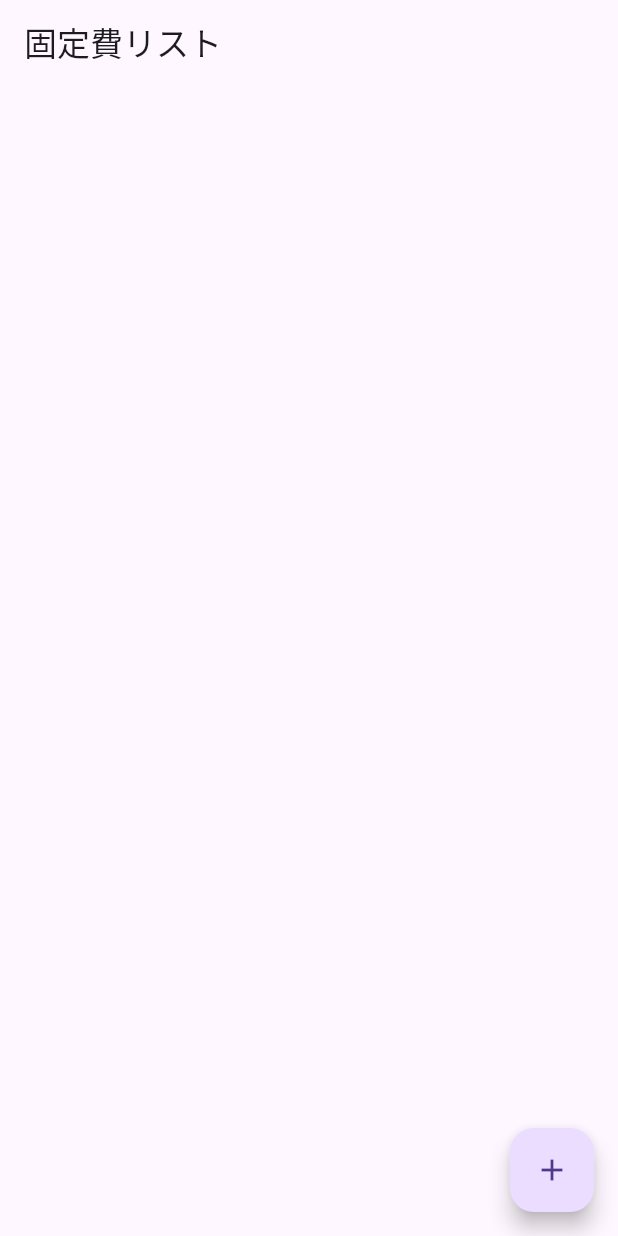
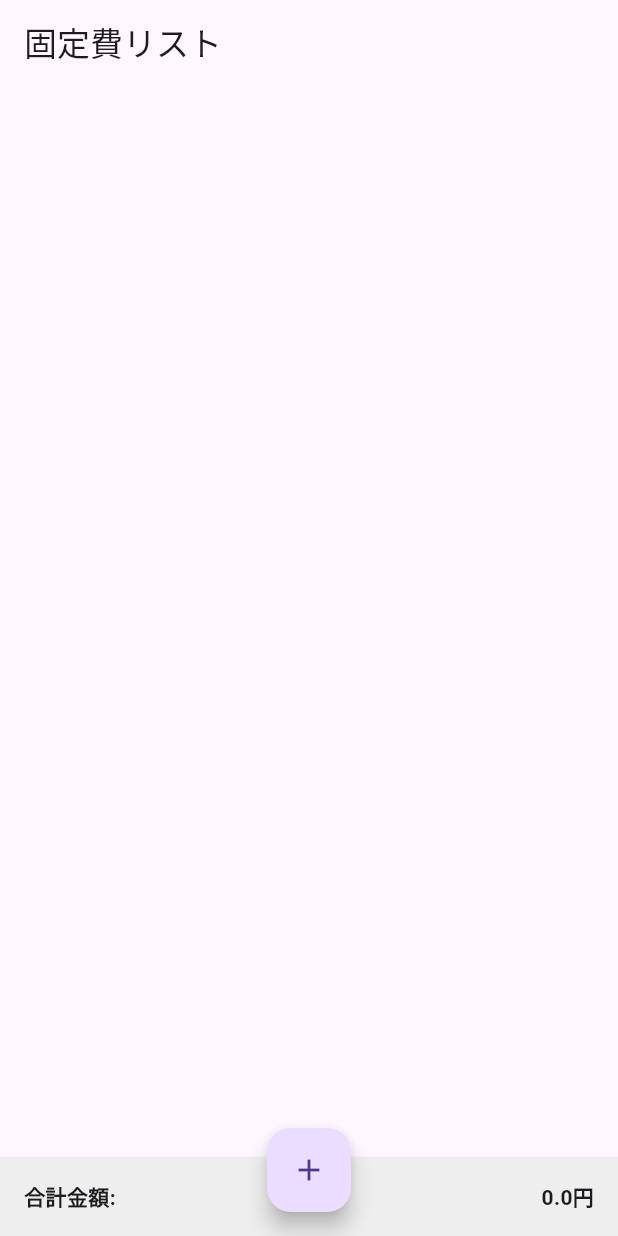
Before and after one commit to JunNakarai/FixedCost, a Flutter app: the screen it shows after launch, on a phone screen of 412 x 824 dp. Run offline on Flutter 3.47's test engine with Material 3 defaults, Android fonts, the phone set to English and light mode, and no system bars.

Commit message:
feat: ✨ #1 固定費の合計金額を追加。アイテム追加ボタンを中央に変更。

```diff
--- a/lib/main.dart
+++ b/lib/main.dart
@@ -155,6 +155,14 @@
       notifyListeners();
     }
   }
+
+  double getTotalFixedCost() {
+    double total = 0.0;
+    for (var cost in _fixedCosts) {
+      total += cost.amount;
+    }
+    return total;
+  }
 }
 
 class FixedCostListScreen extends StatelessWidget {
@@ -165,7 +173,11 @@
         title: const Text('固定費リスト'),
       ),
       body: Consumer<FixedCostProvider>(builder: (context, provider, child) {
-        return ListView.builder(
+        return Column(
+          crossAxisAlignment: CrossAxisAlignment.stretch,
+          children: [
+            Expanded(
+              child: ListView.builder(
                 itemCount: provider.fixCosts.length,
                 itemBuilder: (context, index) {
                   final fixedCost = provider.fixCosts[index];
@@ -195,6 +207,26 @@
                     ),
                   );
                 },
+              ),
+            ),
+            Container(
+              padding: const EdgeInsets.all(16.0),
+              color: Colors.grey[200],
+              child: Row(
+                mainAxisAlignment: MainAxisAlignment.spaceBetween,
+                children: [
+                  const Text(
+                    '合計金額:',
+                    style: TextStyle(fontWeight: FontWeight.bold),
+                  ),
+                  Text(
+                    '${provider.getTotalFixedCost()}円',
+                    style: const TextStyle(fontWeight: FontWeight.bold),
+                  ),
+                ],
+              ),
+            ),
+          ],
         );
       }),
       floatingActionButton: FloatingActionButton(
@@ -205,6 +237,8 @@
         },
         child: const Icon(Icons.add),
       ),
+      floatingActionButtonLocation:
+          FloatingActionButtonLocation.centerFloat,
     );
   }
 }
```
Lines whose indentation alone changed are shown as unchanged.
